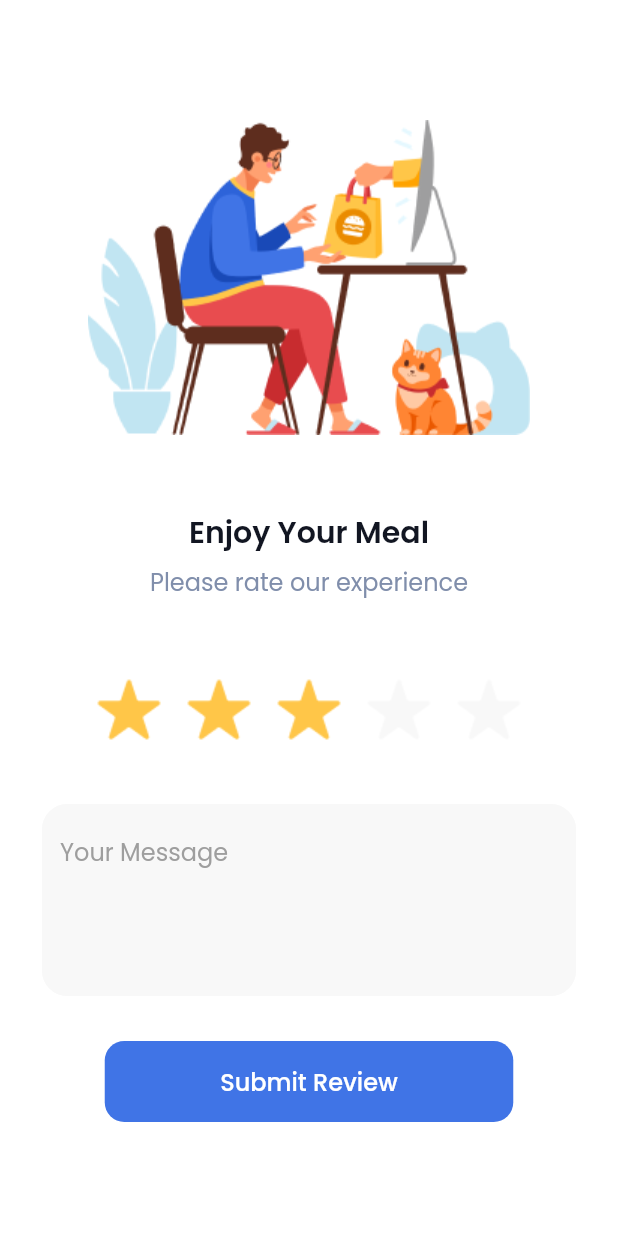
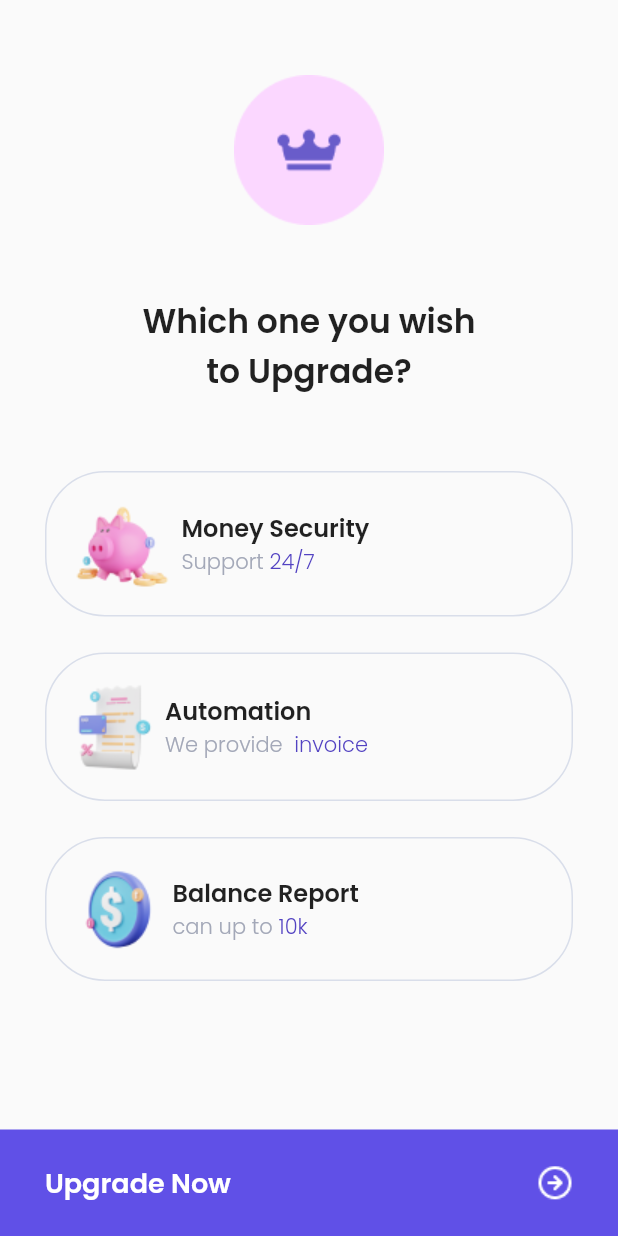
Before and after one commit to devkotes/flutter-ui-challenge, a Flutter app: the RatingSecondary screen opened directly, after a tap on "Submit Review", on a phone screen of 412 x 824 dp. Run offline on Flutter 3.47's test engine with Material 2 defaults, Android fonts, the phone set to English and light mode, and no system bars; our stand-ins replace google_fonts.

Commit message:
update challange

```diff
--- a/lib/pages/pages.dart
+++ b/lib/pages/pages.dart
@@ -1,4 +1,5 @@
 import 'package:flutter/material.dart';
+import 'package:flutter_ui_challenge/widgets/widgets.dart';
 import 'package:google_fonts/google_fonts.dart';
 
 part 'splash_primary.dart';
@@ -11,3 +12,5 @@ part 'empty_state_primary.dart';
 part 'empty_state_secondary.dart';
 part 'rating_primary.dart';
 part 'rating_secondary.dart';
+part 'price_primary.dart';
+part 'price_secondary.dart';
--- /dev/null
+++ b/lib/pages/price_primary.dart
@@ -0,0 +1,105 @@
+part of 'pages.dart';
+
+class PricePrimary extends StatefulWidget {
+  @override
+  _PricePrimaryState createState() => _PricePrimaryState();
+}
+
+class _PricePrimaryState extends State<PricePrimary> {
+  int selectedIndex = -1;
+
+  @override
+  Widget build(BuildContext context) {
+    return Scaffold(
+      body: Container(
+        padding: EdgeInsets.all(30),
+        width: double.infinity,
+        height: double.infinity,
+        child: SingleChildScrollView(
+          child: Column(
+            children: [
+              SizedBox(
+                height: 20,
+              ),
+              Image.asset('assets/img/ps_image.png'),
+              SizedBox(
+                height: 48,
+              ),
+              Text(
+                'Which one you wish\nto Upgrade?',
+                textAlign: TextAlign.center,
+                style: GoogleFonts.poppins(
+                    fontSize: 22, fontWeight: FontWeight.w600),
+              ),
+              SizedBox(
+                height: 50,
+              ),
+              ItemOption(
+                index: 1,
+                selectedIndex: selectedIndex,
+                imageUrl: 'assets/img/ps_item1.png',
+                title: 'Money Security',
+                description: 'Support ',
+                subDescription: '24/7',
+                onTap: () {
+                  setState(() {
+                    selectedIndex = 1;
+                  });
+                },
+              ),
+              SizedBox(
+                height: 24,
+              ),
+              ItemOption(
+                index: 2,
+                selectedIndex: selectedIndex,
+                imageUrl: 'assets/img/ps_item2.png',
+                title: 'Automation',
+                description: 'We provide  ',
+                subDescription: 'invoice',
+                onTap: () {
+                  setState(() {
+                    selectedIndex = 2;
+                  });
+                },
+              ),
+              SizedBox(
+                height: 24,
+              ),
+              ItemOption(
+                index: 3,
+                selectedIndex: selectedIndex,
+                imageUrl: 'assets/img/ps_item3.png',
+                title: 'Balance Report',
+                description: 'can up to ',
+                subDescription: '10k',
+                onTap: () {
+                  setState(() {
+                    selectedIndex = 3;
+                  });
+                },
+              )
+            ],
+          ),
+        ),
+      ),
+      bottomNavigationBar: Container(
+        padding: EdgeInsets.symmetric(horizontal: 30, vertical: 22),
+        color: Color(0xFF6050E7),
+        child: Row(
+          mainAxisAlignment: MainAxisAlignment.spaceBetween,
+          children: [
+            Text(
+              'Upgrade Now',
+              style: GoogleFonts.poppins(
+                  color: Colors.white,
+                  fontSize: 18,
+                  fontWeight: FontWeight.w600),
+            ),
+            Image.asset('assets/img/ic_ar2.png')
+          ],
+        ),
+      ),
+    );
+  }
+}
--- /dev/null
+++ b/lib/pages/price_secondary.dart
@@ -0,0 +1 @@
+part of 'pages.dart';
--- a/lib/pages/rating_secondary.dart
+++ b/lib/pages/rating_secondary.dart
@@ -71,7 +71,10 @@ class _RatingSecondaryState extends State<RatingSecondary> {
                       primary: Color(0xFF4074E6),
                       padding:
                           EdgeInsets.symmetric(horizontal: 77, vertical: 15)),
-                  onPressed: () {},
+                  onPressed: () {
+                    Navigator.push(context,
+                        MaterialPageRoute(builder: (_) => PricePrimary()));
+                  },
                   child: Text(
                     'Submit Review',
                     style:
--- /dev/null
+++ b/lib/widgets/item_option.dart
@@ -0,0 +1,74 @@
+part of 'widgets.dart';
+
+class ItemOption extends StatelessWidget {
+  final int index;
+  final int selectedIndex;
+  final String imageUrl;
+  final String title;
+  final String description;
+  final String subDescription;
+  final Function onTap;
+
+  ItemOption(
+      {this.index,
+      this.selectedIndex,
+      this.imageUrl,
+      this.title,
+      this.description,
+      this.subDescription,
+      this.onTap});
+
+  @override
+  Widget build(BuildContext context) {
+    return GestureDetector(
+      onTap: onTap,
+      child: Container(
+        width: double.infinity,
+        padding: EdgeInsets.all(17),
+        decoration: BoxDecoration(
+            border: Border.all(
+                color: selectedIndex == index
+                    ? Color(0XFF6050E7)
+                    : Color(0xFFD9DEEA)),
+            borderRadius: BorderRadius.all(Radius.circular(40))),
+        child: Row(
+          children: [
+            Image.asset(imageUrl),
+            SizedBox(
+              width: 7,
+            ),
+            Column(
+              crossAxisAlignment: CrossAxisAlignment.start,
+              children: [
+                Text(title,
+                    style: GoogleFonts.poppins(
+                        fontSize: 16, fontWeight: FontWeight.w600)),
+                Text.rich(TextSpan(
+                    text: description,
+                    style: GoogleFonts.poppins(
+                      color: Color(0xFFA3A8B8),
+                      fontWeight: FontWeight.w300,
+                    ),
+                    children: <TextSpan>[
+                      TextSpan(
+                        text: subDescription,
+                        style: GoogleFonts.poppins(
+                          color: Color(0xFF5343C2),
+                        ),
+                      )
+                    ])),
+              ],
+            ),
+            SizedBox(
+              width: 40,
+            ),
+            selectedIndex == index
+                ? Icon(Icons.check_circle_outline_sharp,
+                    color: Color(0XFF6050E7))
+                : Container(),
+          ],
+        ),
+      ),
+    );
+  }
+}
--- a/lib/widgets/widgets.dart
+++ b/lib/widgets/widgets.dart
@@ -0,0 +1,3 @@
+import 'package:flutter/material.dart';
+import 'package:google_fonts/google_fonts.dart';
+part 'item_option.dart';
```
Also changed, not shown: assets/img/ic_ar2.png (added), assets/img/ic_arrow_right.png (added), assets/img/ps_image.png (added), assets/img/ps_image2.png (added), assets/img/ps_item1.png (added), assets/img/ps_item2.png (added), assets/img/ps_item3.png (added).
